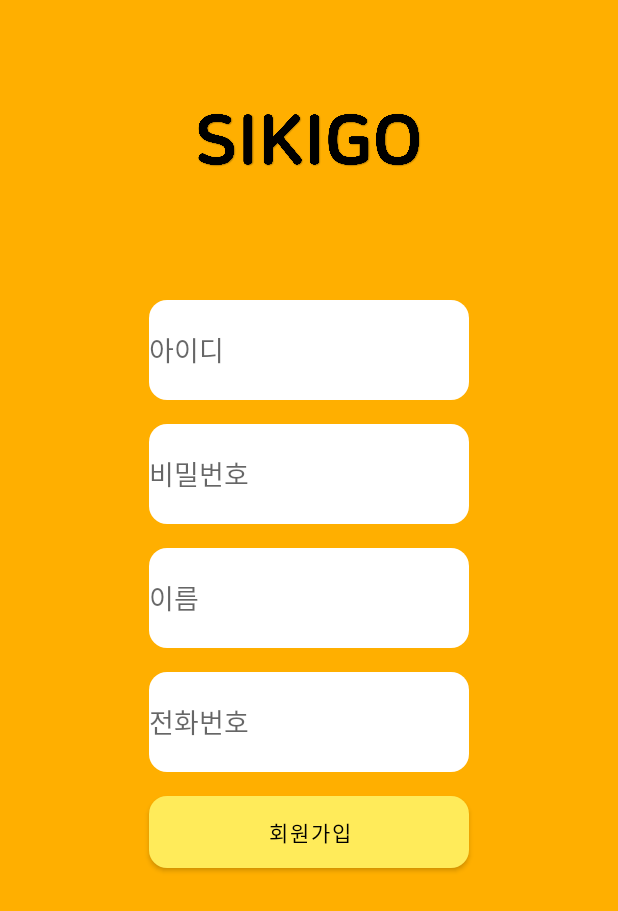
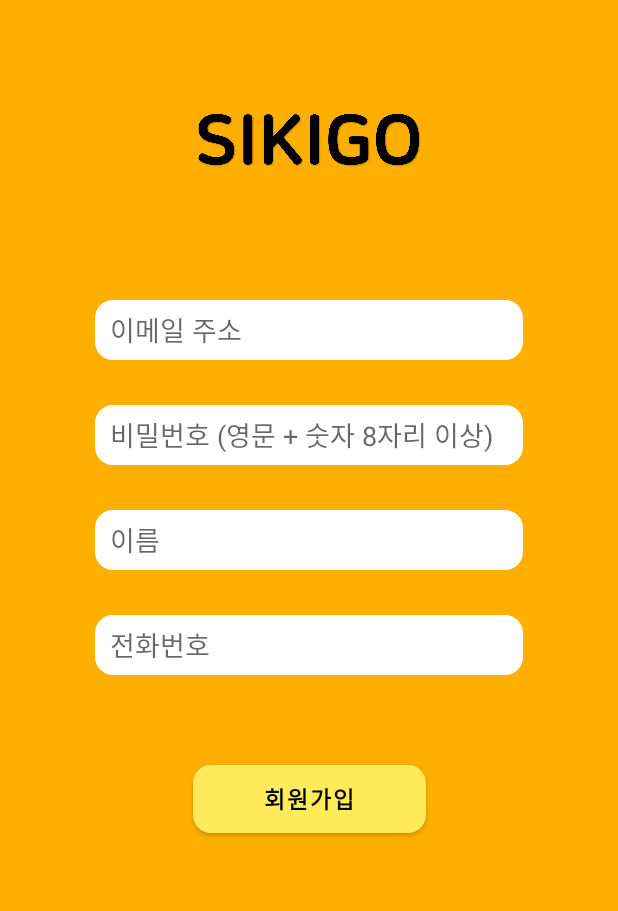
Before and after one commit to Team-sikiGO/User, an Android app: the RegisterActivity screen opened directly, with no data from a screen before it, on a phone screen of 412 x 824 dp. Shown: the top 911 px of the screen. Run offline under Robolectric (Android 15) with nearby library versions, the phone set to English and light mode, and no system bars; our stand-ins replace Volley; 1 statement that could not run was skipped.

```diff
--- a/app/src/main/res/layout/activity_register.xml
+++ b/app/src/main/res/layout/activity_register.xml
@@ -21,70 +21,73 @@
 
     <EditText
         android:id="@+id/et_id"
-        android:layout_width="wrap_content"
-        android:layout_height="100px"
-        android:layout_marginStart="8dp"
-        android:layout_marginLeft="8dp"
+        android:layout_width="285dp"
+        android:layout_height="40dp"
         android:layout_marginTop="200dp"
-        android:layout_marginEnd="8dp"
-        android:layout_marginRight="8dp"
         android:background="@drawable/round"
         android:ems="10"
-        android:hint="아이디"
-        android:inputType="textPersonName"
+        android:hint="이메일 주소"
+        android:inputType="textEmailAddress"
+        android:paddingStart="10dp"
         app:layout_constraintEnd_toEndOf="parent"
         app:layout_constraintStart_toStartOf="parent"
         app:layout_constraintTop_toTopOf="parent" />
 
     <EditText
         android:id="@+id/et_pass"
-        android:layout_width="wrap_content"
-        android:layout_height="100px"
-        android:layout_marginTop="16dp"
+        android:layout_width="285dp"
+        android:layout_height="40dp"
+        android:layout_marginTop="30dp"
         android:background="@drawable/round"
         android:ems="10"
-        android:hint="비밀번호"
-        android:inputType="textPersonName"
+        android:hint="비밀번호 (영문 + 숫자 8자리 이상)"
+        android:inputType="textPassword"
+        android:paddingStart="10dp"
         app:layout_constraintEnd_toEndOf="@+id/et_id"
         app:layout_constraintStart_toStartOf="@+id/et_id"
         app:layout_constraintTop_toBottomOf="@+id/et_id" />
 
     <EditText
         android:id="@+id/et_name"
-        android:layout_width="wrap_content"
-        android:layout_height="100px"
-        android:layout_marginTop="16dp"
+        android:layout_width="285dp"
+        android:layout_height="40dp"
+        android:layout_marginTop="30dp"
         android:background="@drawable/round"
         android:ems="10"
         android:hint="이름"
         android:inputType="textPersonName"
+        android:paddingStart="10dp"
         app:layout_constraintEnd_toEndOf="@+id/et_pass"
         app:layout_constraintStart_toStartOf="@+id/et_pass"
-        app:layout_constraintTop_toBottomOf="@+id/et_pass" />
+        app:layout_constraintTop_toBottomOf="@+id/et_pass"  />
 
     <EditText
         android:id="@+id/et_number"
-        android:layout_width="wrap_content"
-        android:layout_height="100px"
-        android:layout_marginTop="16dp"
+        android:layout_width="285dp"
+        android:layout_height="40dp"
+        android:layout_marginTop="30dp"
         android:background="@drawable/round"
         android:ems="10"
         android:hint="전화번호"
-        android:inputType="textPersonName"
+        android:inputType="phone"
+        android:maxLength="13"
+        android:paddingStart="10dp"
         app:layout_constraintEnd_toEndOf="@+id/et_name"
         app:layout_constraintStart_toStartOf="@+id/et_name"
-        app:layout_constraintTop_toBottomOf="@+id/et_name" />
+        app:layout_constraintTop_toBottomOf="@+id/et_name"
+        tools:visibility="visible"/>
 
     <Button
         android:id="@+id/btn_register"
-        android:layout_width="0dp"
-        android:layout_height="wrap_content"
-        android:layout_marginTop="16dp"
+        android:layout_width="155dp"
+        android:layout_height="45dp"
+        android:layout_marginTop="60dp"
         android:background="@drawable/yellow_round"
         android:text="회원가입"
         android:textColor="@color/black"
+        android:textSize="15sp"
+        android:textStyle="bold"
         app:layout_constraintEnd_toEndOf="@+id/et_number"
-        app:layout_constraintHorizontal_bias="1.0"
         app:layout_constraintStart_toStartOf="@+id/et_number"
         app:layout_constraintTop_toBottomOf="@+id/et_number" />
 </androidx.constraintlayout.widget.ConstraintLayout>
```
Also changed, not shown: app/src/main/java/com/example/user/RegisterActivity.java (+68 -0 lines), app/src/main/res/layout/activity_login.xml (+29 -20 lines).
